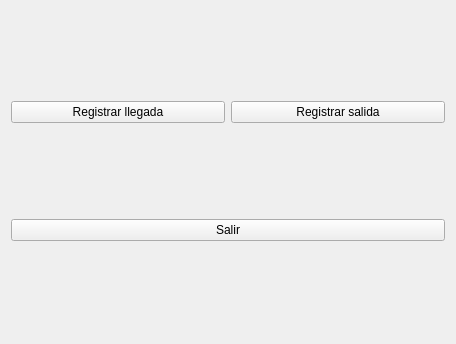
Above: ui/VentanaControlAsistencia.ui from kevin-luna/AsistenciaEmpleados before the change. Below: the same form after it.
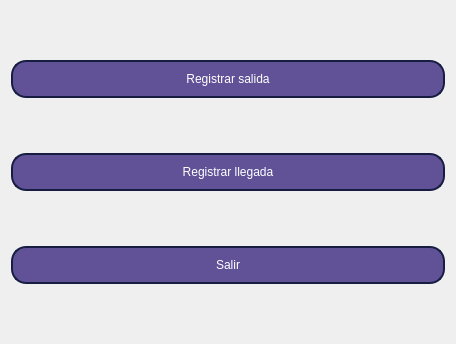
That is the form after the change.

Patch:
```diff
--- a/ui/VentanaControlAsistencia.ui
+++ b/ui/VentanaControlAsistencia.ui
@@ -13,28 +13,85 @@
   <property name="windowTitle">
    <string>JEB - Control de asistencia</string>
   </property>
-  <layout class="QGridLayout" name="gridLayout">
-   <item row="2" column="0" colspan="2">
-    <widget class="QPushButton" name="botonSalir">
-     <property name="text">
-      <string>Salir</string>
-     </property>
-    </widget>
-   </item>
-   <item row="1" column="0">
-    <widget class="QPushButton" name="botonRegistrarLlegada">
-     <property name="text">
-      <string>Registrar llegada</string>
-     </property>
-    </widget>
-   </item>
-   <item row="1" column="1">
+  <layout class="QVBoxLayout" name="verticalLayout">
+   <item>
     <widget class="QPushButton" name="botonRegistrarSalida">
+     <property name="styleSheet">
+      <string notr="true">QPushButton {
+    border-radius: 15px; /* Redondea los bordes del botón */
+    background-color: #615298; /* Color de fondo en estado base */
+    color: white; /* Color del texto */
+    padding: 10px 20px; /* Espaciado interno */
+    border: 2px solid #161d41; /* Borde del botón */
+}
+
+QPushButton:hover {
+    background-color: #9769bb; /* Color de fondo cuando el mouse está encima */
+    border: 2px solid #5266d3; /* Color del borde cuando el mouse está encima */
+}
+
+QPushButton:pressed {
+    background-color: #36356c; /* Color de fondo cuando el botón está presionado */
+    border: 2px solid #161d41; /* Color del borde cuando el botón está presionado */
+}</string>
+     </property>
      <property name="text">
       <string>Registrar salida</string>
      </property>
     </widget>
    </item>
+   <item>
+    <widget class="QPushButton" name="botonRegistrarLlegada">
+     <property name="styleSheet">
+      <string notr="true">QPushButton {
+    border-radius: 15px; /* Redondea los bordes del botón */
+    background-color: #615298; /* Color de fondo en estado base */
+    color: white; /* Color del texto */
+    padding: 10px 20px; /* Espaciado interno */
+    border: 2px solid #161d41; /* Borde del botón */
+}
+
+QPushButton:hover {
+    background-color: #9769bb; /* Color de fondo cuando el mouse está encima */
+    border: 2px solid #5266d3; /* Color del borde cuando el mouse está encima */
+}
+
+QPushButton:pressed {
+    background-color: #36356c; /* Color de fondo cuando el botón está presionado */
+    border: 2px solid #161d41; /* Color del borde cuando el botón está presionado */
+}</string>
+     </property>
+     <property name="text">
+      <string>Registrar llegada</string>
+     </property>
+    </widget>
+   </item>
+   <item>
+    <widget class="QPushButton" name="botonSalir">
+     <property name="styleSheet">
+      <string notr="true">QPushButton {
+    border-radius: 15px; /* Redondea los bordes del botón */
+    background-color: #615298; /* Color de fondo en estado base */
+    color: white; /* Color del texto */
+    padding: 10px 20px; /* Espaciado interno */
+    border: 2px solid #161d41; /* Borde del botón */
+}
+
+QPushButton:hover {
+    background-color: #9769bb; /* Color de fondo cuando el mouse está encima */
+    border: 2px solid #5266d3; /* Color del borde cuando el mouse está encima */
+}
+
+QPushButton:pressed {
+    background-color: #36356c; /* Color de fondo cuando el botón está presionado */
+    border: 2px solid #161d41; /* Color del borde cuando el botón está presionado */
+}</string>
+     </property>
+     <property name="text">
+      <string>Salir</string>
+     </property>
+    </widget>
+   </item>
   </layout>
  </widget>
  <resources/>
```
